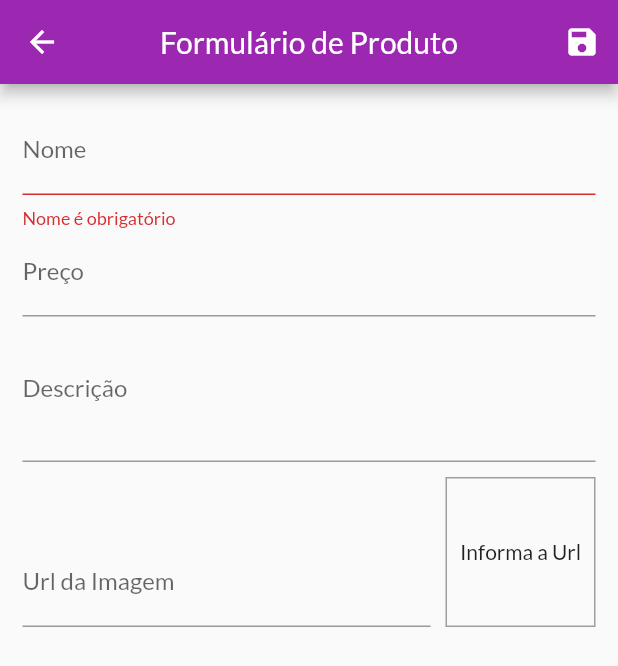
After one commit to rhbpinheiro/shop, a Flutter app: the ProductFormPage screen opened by its route, after a tap on the "save" icon, on a phone screen of 412 x 824 dp. The commit adds this screen. Shown: the top 666 px of the screen. Run offline on Flutter 3.47's test engine with Material 2 defaults, Android fonts, the phone set to English and light mode, and no system bars; network calls fail.

Commit message:
novas funcionalidades

```diff
--- a/lib/main.dart
+++ b/lib/main.dart
@@ -3,6 +3,8 @@ import 'package:provider/provider.dart';
 import 'package:shop/pages/cart_page.dart';
 import 'package:shop/pages/orders_page.dart';
 import 'package:shop/pages/product_detail_page.dart';
+import 'package:shop/pages/product_form_page.dart';
+import 'package:shop/pages/product_page.dart';
 import 'package:shop/pages/products_overview_page.dart';
 
 import 'package:shop/utils/app_routes.dart';
@@ -47,6 +49,8 @@ class MyApp extends StatelessWidget {
           AppRoutes.PRODUCT_DETAIL: (ctx) => const ProductDetailPage(),
           AppRoutes.CART: (ctx) => const CartPage(),
           AppRoutes.ORDERS: (ctx) => const OrdersPage(),
+          AppRoutes.PRODUCTS: (ctx) => const ProductPage(),
+          AppRoutes.PRODUCTS_FORM: (ctx) => const ProductFormPage(),
         },
         debugShowCheckedModeBanner: false,
       ),
--- a/lib/model/product_list.dart
+++ b/lib/model/product_list.dart
@@ -10,6 +10,9 @@ class ProductList with ChangeNotifier {
   List<Product> get items => [..._items];
   List<Product> get favoriteItems =>  _items.where((prod) => prod.isFavorite).toList();
 
+    int get itemsCount {
+    return _items.length;
+  }
 
   void addProduct(Product product) {
     _items.add(product);
--- /dev/null
+++ b/lib/pages/product_form_page.dart
@@ -0,0 +1,168 @@
+import 'dart:math';
+
+import 'package:flutter/material.dart';
+
+import '../model/product.dart';
+
+class ProductFormPage extends StatefulWidget {
+  const ProductFormPage({Key? key}) : super(key: key);
+
+  @override
+  State<ProductFormPage> createState() => _ProductFormPageState();
+}
+
+class _ProductFormPageState extends State<ProductFormPage> {
+  final _priceFocus = FocusNode();
+  final _descriptionFocus = FocusNode();
+  final _imageUrlFocus = FocusNode();
+  final _imageUrlController = TextEditingController();
+
+  final _formKey = GlobalKey<FormState>();
+
+  final _formData = <String, Object>{};
+
+  @override
+  void initState() {
+    super.initState();
+    _imageUrlController.addListener(updateImage);
+  }
+
+  @override
+  void dispose() {
+    super.dispose();
+    _priceFocus.dispose();
+    _descriptionFocus.dispose();
+    _imageUrlController.removeListener(updateImage);
+    _imageUrlFocus.dispose();
+  }
+
+  void updateImage() {
+    setState(() {});
+  }
+
+  void _submitForm() {
+    final isValid = _formKey.currentState?.validate() ?? false;
+
+    if (!isValid) {
+      return;
+    }
+
+    _formKey.currentState?.save();
+    final newProduct = Product(
+      id: Random().nextDouble().toString(),
+      name: _formData['name'] as String,
+      description: _formData['description'] as String,
+      imageUrl: _formData['imageUrl'] as String,
+      price: _formData['price'] as double,
+    );
+  }
+
+  @override
+  Widget build(BuildContext context) {
+    return Scaffold(
+      appBar: AppBar(
+        title: const Text('Formulário de Produto'),
+        centerTitle: true,
+        actions: [
+          IconButton(
+            onPressed: _submitForm,
+            icon: const Icon(Icons.save),
+          ),
+        ],
+      ),
+      body: Padding(
+        padding: const EdgeInsets.all(15.0),
+        child: Form(
+          key: _formKey,
+          child: ListView(
+            children: [
+              TextFormField(
+                decoration: const InputDecoration(
+                  labelText: 'Nome',
+                ),
+                textInputAction: TextInputAction.next,
+                onFieldSubmitted: (_) {
+                  FocusScope.of(context).requestFocus(_priceFocus);
+                },
+                onSaved: (name) => _formData['name'] = name ?? '',
+                validator: (_name) {
+                  final name = _name ?? '';
+
+                  if (name.trim().isEmpty) {
+                    return 'Nome é obrigatório';
+                  }
+                  if (name.trim().length < 3) {
+                    return 'Nome precisa ter no mínimo 3 letras';
+                  }
+
+                  return null;
+                },
+              ),
+              TextFormField(
+                decoration: const InputDecoration(
+                  labelText: 'Preço',
+                ),
+                textInputAction: TextInputAction.next,
+                keyboardType:
+                    const TextInputType.numberWithOptions(decimal: true),
+                focusNode: _priceFocus,
+                onFieldSubmitted: (_) {
+                  FocusScope.of(context).requestFocus(_descriptionFocus);
+                },
+                onSaved: (price) =>
+                    _formData['price'] = double.parse(price ?? ''),
+              ),
+              TextFormField(
+                decoration: const InputDecoration(
+                  labelText: 'Descrição',
+                ),
+                textInputAction: TextInputAction.next,
+                focusNode: _descriptionFocus,
+                keyboardType: TextInputType.multiline,
+                maxLines: 3,
+                onSaved: (description) =>
+                    _formData['description'] = description ?? '',
+              ),
+              Row(
+                crossAxisAlignment: CrossAxisAlignment.end,
+                children: [
+                  Expanded(
+                    child: TextFormField(
+                      decoration: const InputDecoration(
+                        labelText: 'Url da Imagem',
+                      ),
+                      focusNode: _imageUrlFocus,
+                      keyboardType: TextInputType.url,
+                      textInputAction: TextInputAction.done,
+                      controller: _imageUrlController,
+                      onSaved: (imageUrl) =>
+                          _formData['imageUrl'] = imageUrl ?? '',
+                      onFieldSubmitted: (_) => _submitForm(),
+                    ),
+                  ),
+                  Container(
+                    height: 100,
+                    width: 100,
+                    margin: const EdgeInsets.only(top: 10, left: 10),
+                    alignment: Alignment.center,
+                    decoration: BoxDecoration(
+                      border: Border.all(
+                        color: Colors.grey,
+                      ),
+                    ),
+                    child: _imageUrlController.text.isEmpty
+                        ? const Text('Informa a Url')
+                        : FittedBox(
+                            fit: BoxFit.cover,
+                            child: Image.network(_imageUrlController.text),
+                          ),
+                  ),
+                ],
+              ),
+            ],
+          ),
+        ),
+      ),
+    );
+  }
+}
--- a/lib/utils/app_routes.dart
+++ b/lib/utils/app_routes.dart
@@ -3,4 +3,6 @@ class AppRoutes {
   static const PRODUCT_DETAIL = '/product-detail';
   static const CART = '/cart';
   static const ORDERS = '/orderS';
+  static const PRODUCTS = '/product';
+  static const PRODUCTS_FORM = '/product-form';
 }
--- a/lib/widgets/product_grid.dart
+++ b/lib/widgets/product_grid.dart
@@ -1,7 +1,7 @@
 import 'package:flutter/material.dart';
 import 'package:provider/provider.dart';
 
-import 'package:shop/widgets/product_item.dart';
+import 'package:shop/widgets/product_grid_item.dart';
 
 import '../model/product.dart';
 import '../model/product_list.dart';
@@ -30,7 +30,7 @@ class ProductWidget extends StatelessWidget {
       itemBuilder: (context, index) {
         return ChangeNotifierProvider.value(
           value: loadProducts[index],
-          child: ProductItem(),
+          child: ProductGridItem(),
         );
       },
     );
```
Also changed, not shown: lib/model/cart.dart (+23 -0 lines), lib/pages/product_page.dart (added, +49 -0 lines), lib/widgets/app_drawer.dart (+10 -0 lines), lib/widgets/cart_item_widget.dart (+29 -0 lines), lib/widgets/product_grid_item.dart (added, +85 -0 lines), lib/widgets/product_item.dart (+30 -102 lines).
